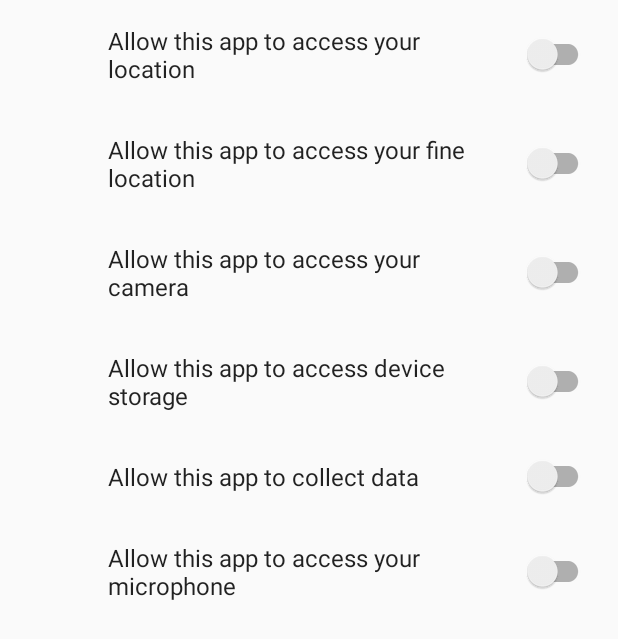
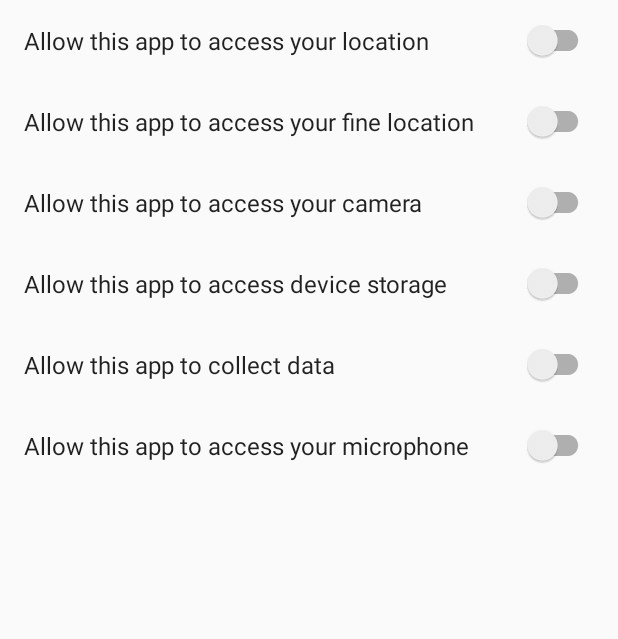
Before and after one commit to nathannewcomer/StudySpot, an Android app: the fragment SettingsFragment shown on its own in the app's theme, on a phone screen of 412 x 824 dp. Shown: the top 639 px of the screen. Run offline under Robolectric (Android 15) with nearby library versions, the phone set to English and light mode, and no system bars; our stand-ins replace androidx.preference.

Commit message:
Settings button on the locations tab and a settings screen

```diff
--- a/app/src/main/AndroidManifest.xml
+++ b/app/src/main/AndroidManifest.xml
@@ -19,6 +19,7 @@
                 <category android:name="android.intent.category.LAUNCHER" />
             </intent-filter>
         </activity>
+        <activity android:name=".SettingsActivity"></activity>
     </application>
 
 </manifest>
--- a/app/src/main/java/com/android/studyspot/MainActivity.java
+++ b/app/src/main/java/com/android/studyspot/MainActivity.java
@@ -47,9 +47,4 @@ public class MainActivity
     }
 
 
-    }
-
-
-
-
 }
--- a/app/src/main/java/com/android/studyspot/SettingsFragment.java
+++ b/app/src/main/java/com/android/studyspot/SettingsFragment.java
@@ -43,8 +43,6 @@ public class SettingsFragment extends PreferenceFragmentCompat {
         super.onPause();
         Context context = requireActivity();
         SharedPreferences pref = PreferenceManager.getDefaultSharedPreferences(context);
-        //TODO save preferences
-        //SharedPreferences.Editor editor = sharedPref.edit();
         Log.d(TAG, "onPause() called by" + TAG);
     }
     @Override
--- a/app/src/main/res/xml/settings.xml
+++ b/app/src/main/res/xml/settings.xml
@@ -1,30 +1,67 @@
 <?xml version="1.0" encoding="utf-8"?>
 <PreferenceScreen
     xmlns:android="http://schemas.android.com/apk/res/android"
-    xmlns:app="http://schemas.android.com/apk/res-auto">>
+    xmlns:app="http://schemas.android.com/apk/res-auto">
+
     <SwitchPreferenceCompat
         android:id="@+id/switch_pref_location"
+        android:layout_width="wrap_content"
+        android:layout_height="wrap_content"
+        android:scrollHorizontally="true"
         app:key="location"
-        app:title="Allow this app to access your location"/>
+        app:title="Allow this app to access your location"
+        app:iconSpaceReserved="false"/>
+
+
     <SwitchPreferenceCompat
         android:id="@+id/switch_pref_fine_location"
+        android:layout_width="wrap_content"
+        android:layout_height="wrap_content"
+        android:scrollHorizontally="true"
         app:key="fine_location"
-        app:title="Allow this app to access your fine location"/>
+        app:title="Allow this app to access your fine location"
+        app:iconSpaceReserved="false"/>
+
+
     <SwitchPreferenceCompat
         android:id="@+id/switch_pref_camera"
+        android:layout_width="wrap_content"
+        android:layout_height="wrap_content"
+        android:scrollHorizontally="true"
         app:key="camera"
-        app:title="Allow this app to access your camera"/>
+        app:title="Allow this app to access your camera"
+        app:iconSpaceReserved="false"/>
+
+
     <SwitchPreferenceCompat
         android:id="@+id/switch_pref_storage"
+        android:layout_width="wrap_content"
+        android:layout_height="wrap_content"
+        android:scrollHorizontally="true"
         app:key="storage"
-        app:title="Allow this app to access device storage"/>
+        app:title="Allow this app to access device storage"
+        app:iconSpaceReserved="false"/>
+
     <SwitchPreferenceCompat
         android:id="@+id/switch_pref_collect_data"
+        android:layout_width="wrap_content"
+        android:layout_height="wrap_content"
+        android:scrollHorizontally="true"
         app:key="collect_data"
-        app:title="Allow this app to collect data"/>
+        app:title="Allow this app to collect data"
+        app:iconSpaceReserved="false"/>
+
+
     <SwitchPreferenceCompat
         android:id="@+id/switch_pref_microphone"
+        android:layout_width="wrap_content"
+        android:layout_height="wrap_content"
+        android:isScrollContainer="false"
+        android:scrollbars="horizontal"
+        android:scrollHorizontally="false"
         app:key="microphone"
-        app:title="Allow this app to access your microphone"/>
+        app:title="Allow this app to access your microphone"
+        app:iconSpaceReserved="false"/>
+
 
 </PreferenceScreen>
```
Also changed, not shown: app/src/main/java/com/android/studyspot/ListFragment.java (+13 -0 lines), app/src/main/res/layout/fragment_list.xml (+23 -1 lines), app/src/main/res/drawable/gear.png (added), 1 other file.
